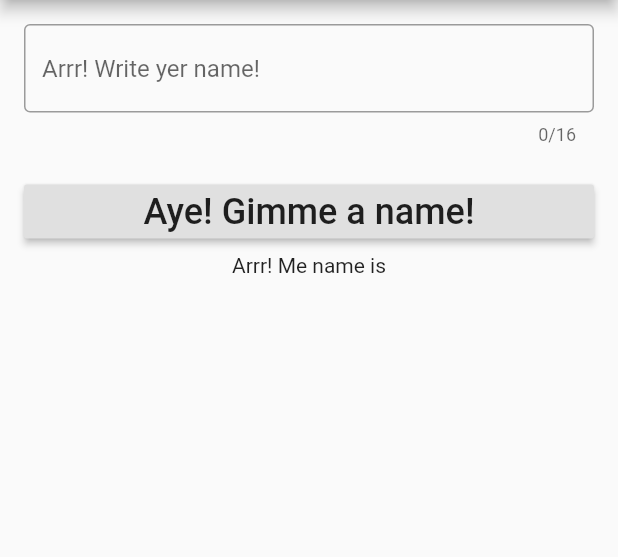
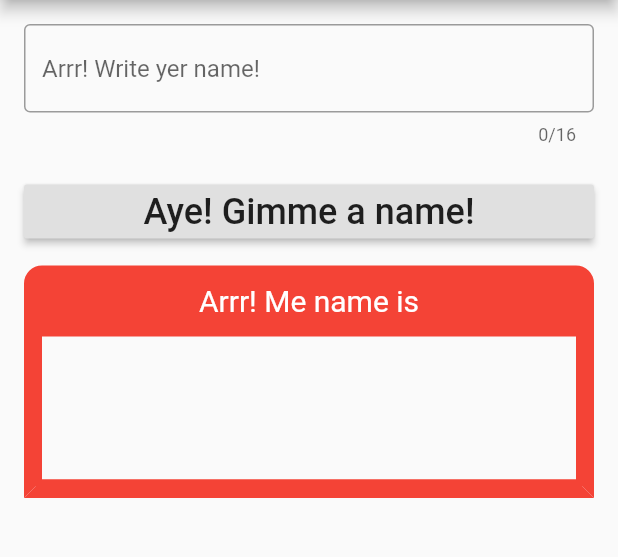
Before and after one commit to f97one/PiratesbadgeGeneratorApp, a Flutter app: the screen it shows after launch, on a phone screen of 412 x 824 dp, the part 84-641 px from its top. Run offline on Flutter 3.47's test engine with Material 2 defaults, Android fonts, the phone set to English and light mode, and no system bars.

Commit message:
バッジ部分の修飾を書いていなかったのを実装。

```diff
--- a/lib/main.dart
+++ b/lib/main.dart
@@ -51,6 +51,7 @@ class _MainContentsState extends State<MainContents> {
       body: Column(
         mainAxisAlignment: MainAxisAlignment.start,
         crossAxisAlignment: CrossAxisAlignment.stretch,
+        mainAxisSize: MainAxisSize.min,
         children: <Widget>[
           Padding(
             padding: EdgeInsets.all(16.0),
@@ -76,13 +77,106 @@ class _MainContentsState extends State<MainContents> {
               ),
             ),
           ),
-            Center(
-              child: Text('Arrr! Me name is'),
+          Padding(
+            padding: EdgeInsets.fromLTRB(16.0, 8.0, 16.0, 0.0),
+            child: Container(
+              decoration: BoxDecoration(
+                color: Colors.red,
+                border: Border.all(
+                  color: Colors.red,
+                  width: 12.0,
                 ),
-            Center(
-              child: Text(_piratesName),
+                borderRadius: BorderRadius.only(
+                  topRight: Radius.circular(12.0),
+                  topLeft: Radius.circular(12.0),
+                  bottomRight: Radius.circular(0.0),
+                  bottomLeft: Radius.circular(0.0),
                 ),
-          ]),
+              ),
+              child: Center(
+                child: Text(
+                  'Arrr! Me name is',
+                  style: TextStyle(
+                    fontSize: 20.0,
+                    color: Colors.white,
+                  ),
+                ),
+              ),
+            ),
+          ),
+          Padding(
+            padding: EdgeInsets.fromLTRB(16.0, 0.0, 16.0, 0.0),
+            child: Container(
+              decoration: BoxDecoration(
+                border: BorderDirectional(
+                  start: BorderSide(
+                    color: Colors.red,
+                    width: 12.0,
+                  ),
+                  end: BorderSide(
+                    color: Colors.red,
+                    width: 12.0,
+                  ),
+                  top: BorderSide(
+                    color: Colors.red,
+                    width: 0.0,
+                  ),
+                  bottom: BorderSide(
+                    color: Colors.red,
+                    width: 0.0,
+                  ),
+                ),
+              ),
+              child: SizedBox(
+                height: 96.0,
+                child: Align(
+                  alignment: Alignment(0.0, 0.0),
+                  child: Center(
+                    child: Text(
+                      _piratesName,
+                      style: TextStyle(
+                        fontSize: 20.0,
+                      ),
+                    ),
+                  ),
+                ),
+              ),
+            ),
+          ),
+          Padding(
+            padding: EdgeInsets.fromLTRB(16.0, 0.0, 16.0, 0.0),
+            child: Container(
+              decoration: BoxDecoration(
+                color: Colors.red,
+                border: Border(
+                  top: BorderSide(
+                    width: 0.0,
+                    color: Colors.red,
+                  ),
+                  left: BorderSide(
+                    width: 12.0,
+                    color: Colors.red,
+                  ),
+                  right: BorderSide(
+                    width: 12.0,
+                    color: Colors.red,
+                  ),
+                  bottom: BorderSide(
+                    width: 12.0,
+                    color: Colors.red,
+                  ),
+                ),
+                borderRadius: BorderRadius.only(
+                  topRight: Radius.circular(0.0),
+                  topLeft: Radius.circular(0.0),
+                  bottomRight: Radius.circular(12.0),
+                  bottomLeft: Radius.circular(12.0),
+                ),
+              ),
+            ),
+          ),
+        ],
+      ),
     );
   }
 
```
Lines whose indentation alone changed are shown as unchanged.
